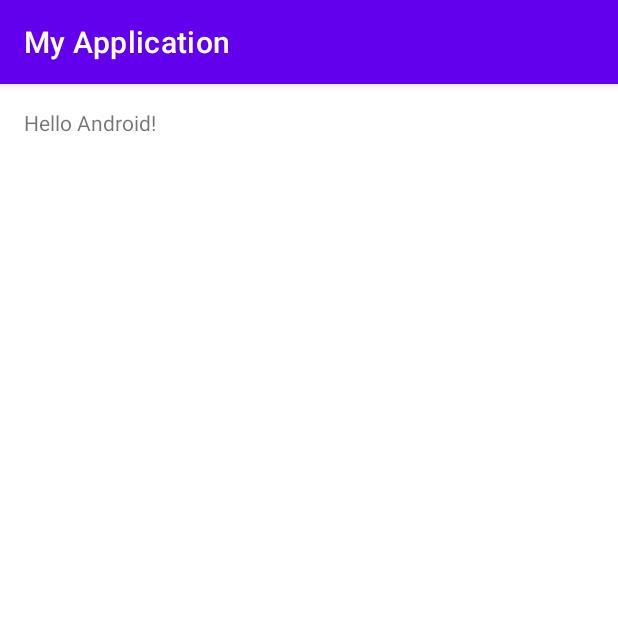
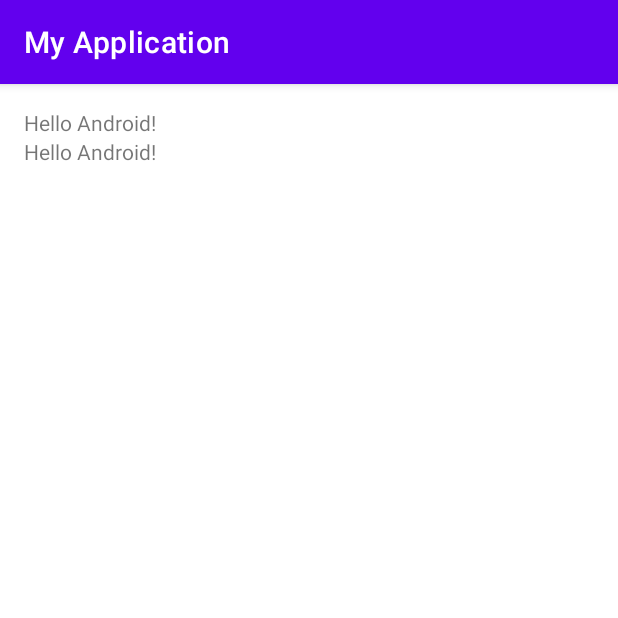
Before and after one commit to promising18/HelloAndroidApp, an Android app: the screen it shows after launch (MainActivity), on a phone screen of 412 x 824 dp, the top half of it. Run offline under Robolectric (Android 15) with nearby library versions, the phone set to English and light mode, and no system bars.

Commit message:
Hello android 追加

```diff
--- a/app/src/main/res/layout/activity_main.xml
+++ b/app/src/main/res/layout/activity_main.xml
@@ -14,5 +14,10 @@
         android:layout_height="wrap_content"
         android:text="Hello Android!"/>
 
+    <TextView
+        android:layout_width="wrap_content"
+        android:layout_height="wrap_content"
+        android:text="Hello Android!"/>
+
 
 </LinearLayout>
```
